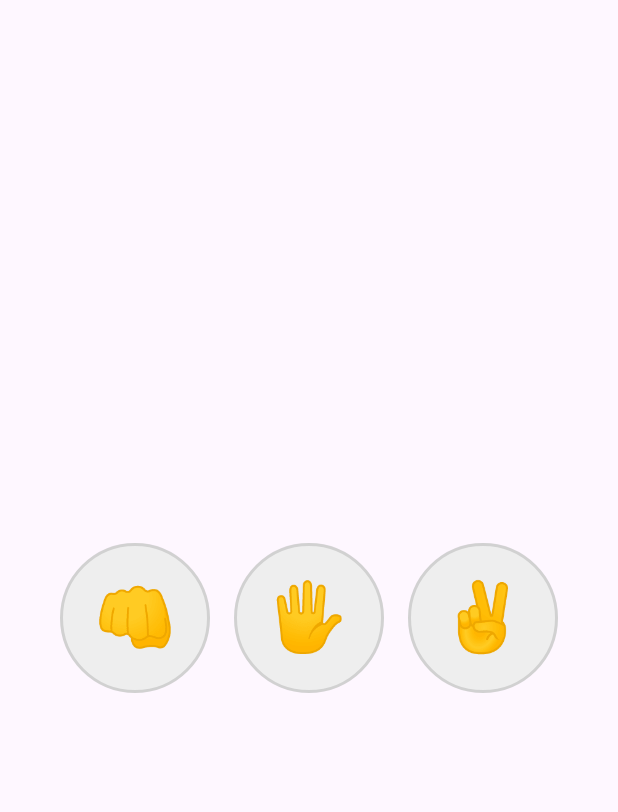
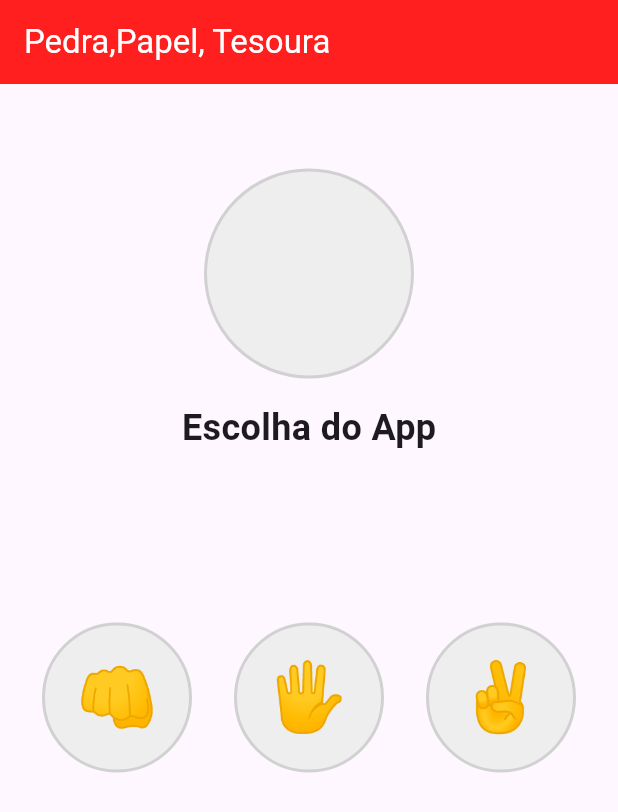
Before and after one commit to edurech901/Atividade-01---Jokenpoh, a Flutter app: the screen it shows after launch, on a phone screen of 412 x 824 dp. Shown: the top 812 px of the screen. Run offline on Flutter 3.47's test engine with Material 3 defaults, Android fonts, the phone set to English and light mode, and no system bars.

Commit message:
Criação do arquivo do componente e finalização da home page

```diff
--- /dev/null
+++ b/lib/components/emoji_circle.dart
@@ -0,0 +1,36 @@
+import 'package:flutter/material.dart';
+
+class EmojiCircle extends StatelessWidget {
+  const EmojiCircle({
+    super.key,
+    required this.emoji,
+    required this.buttonSize,
+  });
+
+  final String emoji;
+  final double buttonSize;
+
+  @override
+  Widget build(BuildContext context) {
+    return Container(
+      width: buttonSize,
+      height: buttonSize,
+      padding: const EdgeInsets.all(16),
+      decoration: BoxDecoration(
+        shape: BoxShape.circle,
+        color: Colors.grey.shade200,
+        border: Border.all(color: Colors.black12, width: 2),
+      ),
+      child: Center(
+        child: FittedBox(
+          fit: BoxFit.contain,
+          child: Text(
+            emoji,
+            textAlign: TextAlign.center,
+            style: TextStyle(fontSize: buttonSize),
+          ),
+        ),
+      ),
+    );
+  }
+}
--- a/lib/pages/home_page.dart
+++ b/lib/pages/home_page.dart
@@ -1,36 +1,6 @@
+import 'package:dev_mobile_flutter/components/emoji_circle.dart';
 import 'package:flutter/material.dart';
 
-class ChoiceButton extends StatelessWidget {
-  const ChoiceButton({super.key, required this.emoji, required this.buttonSize});
-
-  final String emoji;
-  final double buttonSize;
-
-  @override
-  Widget build(BuildContext context) {
-    return Container(
-        width: buttonSize,
-        height: buttonSize,
-      padding: const EdgeInsets.all(16),
-      decoration: BoxDecoration(
-        shape: BoxShape.circle,
-        color: Colors.grey.shade200,
-        border: Border.all(color: Colors.black12, width: 2),
-
-      ),
-      child: Center(
-        child: FittedBox(
-          fit: BoxFit.contain,
-          child: Text(
-            emoji,
-            textAlign: TextAlign.center,
-            style: TextStyle(fontSize: buttonSize),
-          ),
-        ),
-      ),
-    );
-  }
-}
 
 class HomePage extends StatefulWidget {
   const HomePage({super.key});
@@ -43,15 +13,34 @@ class _HomePageState extends State<HomePage> {
   @override
   Widget build(BuildContext context) {
     return Scaffold(
+      appBar: AppBar(
+        title: const Text("Pedra,Papel, Tesoura"),
+        backgroundColor: Color(0xFFFF1F1F),
+        foregroundColor: Colors.white,
+      ),
       body: const Center(
-        child: Row(
-          mainAxisAlignment: MainAxisAlignment.center,
+        child: Column(
+          mainAxisAlignment: MainAxisAlignment.spaceAround,
           children: [
-            ChoiceButton(emoji: '👊', buttonSize: 100),
-            SizedBox(width: 16),
-            ChoiceButton(emoji: '🖐️', buttonSize: 100),
-            SizedBox(width: 16),
-            ChoiceButton(emoji: '✌️', buttonSize: 100),
+            Column(
+              children: [
+                EmojiCircle(emoji: '', buttonSize: 140),
+                SizedBox(height: 16),
+                Text(
+                  "Escolha do App",
+                  style: TextStyle(fontSize: 24, fontWeight: FontWeight.bold),
+                ),
+              ],
+            ),
+            Row(
+              mainAxisAlignment: MainAxisAlignment.spaceEvenly,
+              children: [
+                EmojiCircle(emoji: '👊', buttonSize: 100),
+                EmojiCircle(emoji: '🖐️', buttonSize: 100),
+                EmojiCircle(emoji: '✌️', buttonSize: 100),
+              ],
+            ),
+            SizedBox(height: 140),
           ],
         ),
       ),
```
